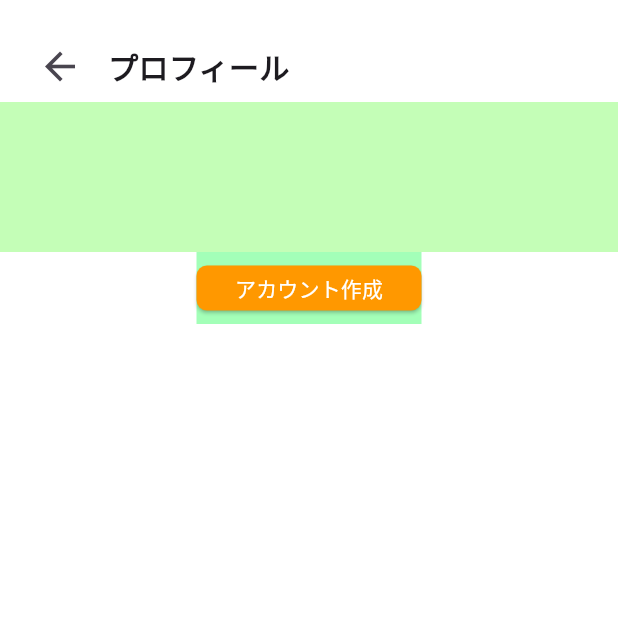
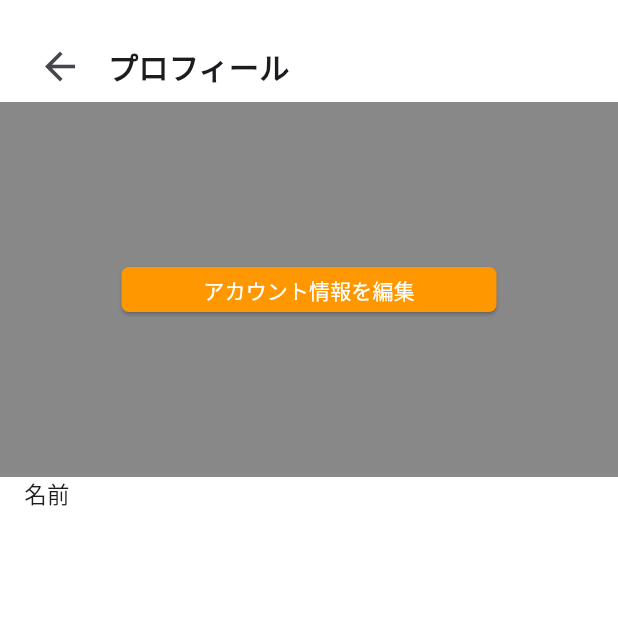
Before and after one commit to Ktento/breman-front, a Flutter app: the AccountProfile screen opened directly, on a phone screen of 412 x 824 dp, the top half of it. Run offline on Flutter 3.47's test engine with Material 3 defaults, Android fonts, the phone set to English and light mode, and no system bars.

Commit message:
原状回復

```diff
--- a/lib/account_profile.dart
+++ b/lib/account_profile.dart
@@ -33,30 +33,52 @@ class AccountProfile extends StatelessWidget {
             // その他のコンテンツをここに追加
             Container(
               padding: const EdgeInsets.all(16.0),
-              color: const Color.fromARGB(110, 118, 253, 88),
+              color: const Color.fromARGB(119, 0, 0, 0),
               width: MediaQuery.of(context).size.width, // 画面の幅に合わせる
-              height: 100, // 高さ
+              height: 250, // 高さ
+              alignment: Alignment.center, // ボタンを中央に配置
+              child: SizedBox(
+                width: 250, // ボタンの幅
+                height: 30, // ボタンの高さ
+                child: ElevatedButton(
+                  child: const Text('アカウント情報を編集'),
+                  style: ElevatedButton.styleFrom(
+                    backgroundColor: Colors.orange, // 背景色
+                    foregroundColor: Colors.white, // 文字色
+                    shape: RoundedRectangleBorder(
+                      borderRadius: BorderRadius.circular(5), // 角の丸みを調整
+                    ),
+                  ),
+                  onPressed: () {
+                    print('アカウントボタンが押されました');
+                            Navigator.push(
+                                context,
+                                MaterialPageRoute(
+                                    // （2） 実際に表示するページ(ウィジェット)を指定する
+                                    builder: (context) => ProfileEdit()));
+                  },
+                ),
+              ),
             ),
+
             Container(
-              color: const Color.fromARGB(109, 40, 255, 90),
-              child: ElevatedButton(
-                onPressed: () {
-                  Navigator.push(
-                    context,
-                    MaterialPageRoute(
-                        builder: (context) =>
-                            ProfileEdit()), // ProfileEdit画面に遷移
-                  );
-                },
-                child: const Text('アカウント作成'),
-                style: ElevatedButton.styleFrom(
-                  backgroundColor: Colors.orange,
-                  foregroundColor: Colors.white,
-                  minimumSize: Size(150, 30), // ボタンの最小サイズを指定
-                  shape: RoundedRectangleBorder(
-                    borderRadius: BorderRadius.circular(7), // 角の丸みを調整
+              child: Row(
+                children: [
+                  Expanded(
+                    child: Align(
+                      alignment: Alignment.centerLeft,
+                      child: Padding(
+                        padding: const EdgeInsets.only(left: 16.0),
+                        child: Text(
+                          '名前',
+                          style: TextStyle(
+                            fontSize: 15,
+                          ),
+                        ),
+                      ),
+                    ),
                   ),
-                ),
+                ],
               ),
             ),
           ],
```
